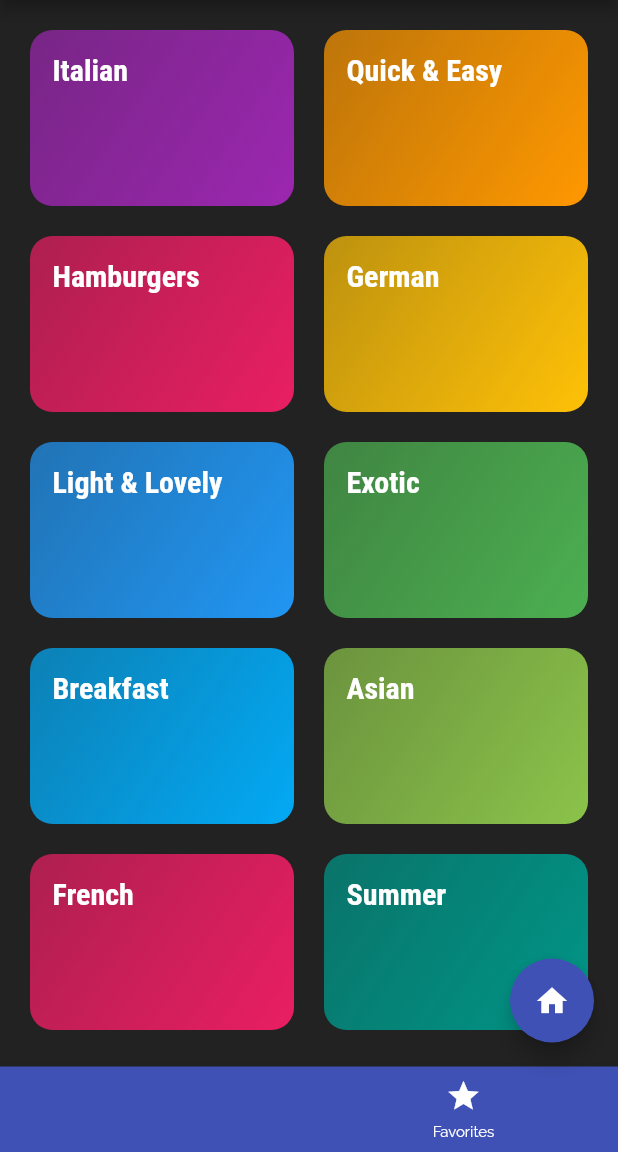
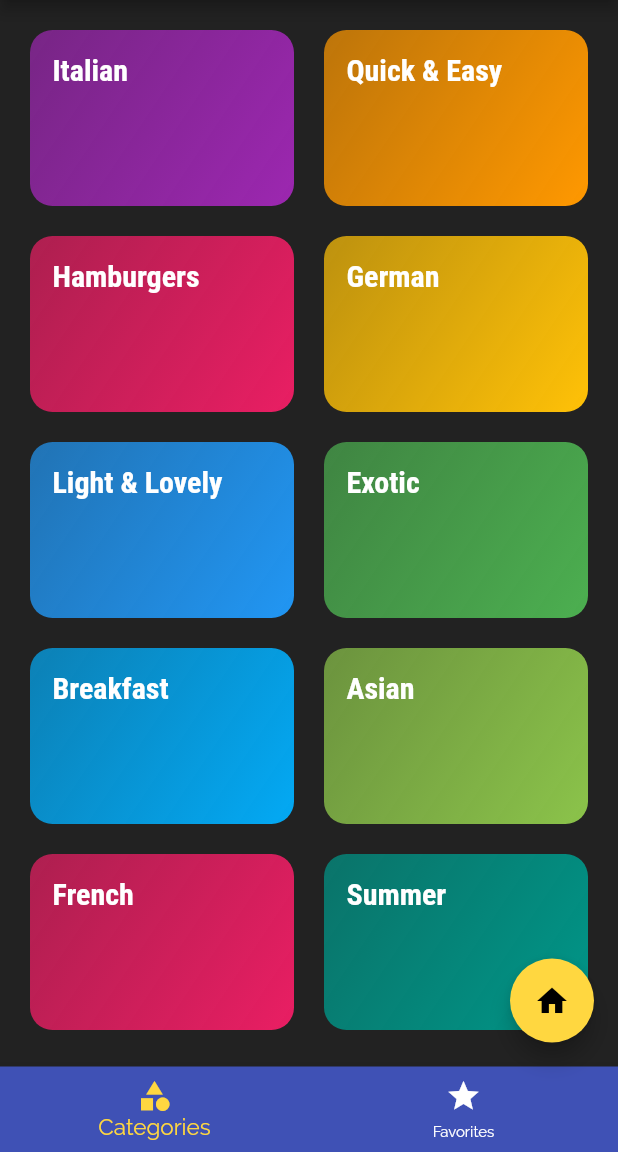
Before and after one commit to manlikeked1/Meal-App, a Flutter app: the screen it shows after launch, after a tap on "Go To Meals", on a phone screen of 412 x 824 dp, the part 84-1236 px from its top. Run offline on Flutter 3.47's test engine with Material 2 defaults, Android fonts, the phone set to English and light mode, and no system bars.

Commit message:
minor commit

```diff
--- a/lib/main.dart
+++ b/lib/main.dart
@@ -79,7 +79,7 @@ class _MyAppState extends State<MyApp> {
 
           //This provides the primary color of the app
           primarySwatch: Colors.indigo,
-          // accentColor: Colors.amberAccent,
+          accentColor: Colors.amberAccent,
 
           //Provides the app with a dark mode
           canvasColor: Colors.black87,
```
